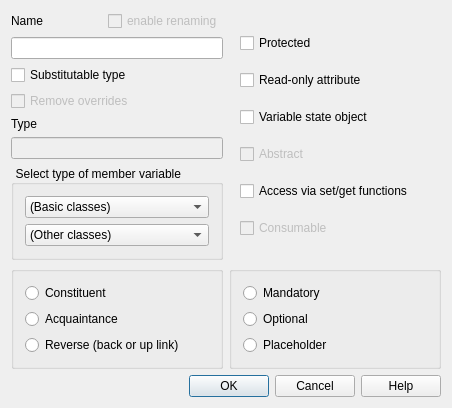
berkus/lavape, file lavape/src/LavaPE_UI/idd_attrbox.ui: the form before one commit.
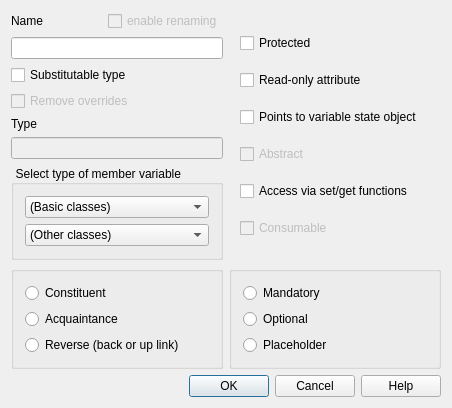
The form after the commit.

Patch:
```diff
--- a/lavape/src/LavaPE_UI/idd_attrbox.ui
+++ b/lavape/src/LavaPE_UI/idd_attrbox.ui
@@ -262,7 +262,7 @@
           <string>Variable state object</string>
          </property>
          <property name="text" >
-          <string>Variable state object</string>
+          <string>Points to variable state object</string>
          </property>
         </widget>
        </item>
```
Left out of the diff: 4 changed lines with no effect on the pictures.
